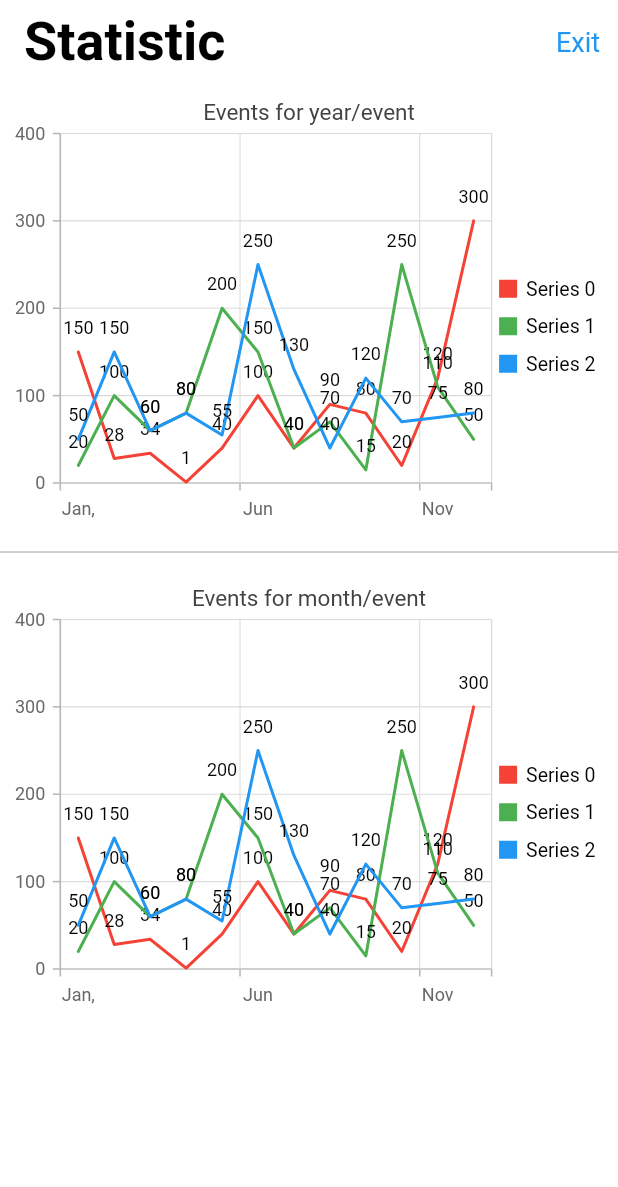
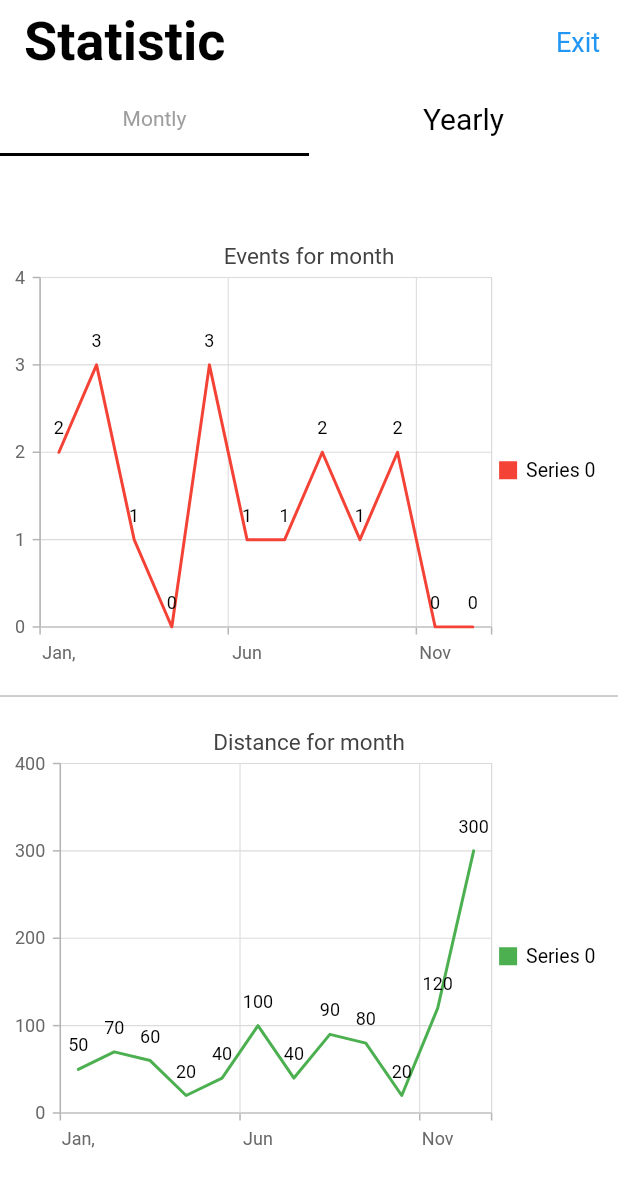
Before and after one commit to somkiat-punnok/long-life-burning, a Flutter app: the StatisticPage screen opened directly, on a phone screen of 412 x 824 dp. Shown: the top 1187 px of the screen. Run offline on Flutter 3.47's test engine with Material 2 defaults, Android fonts, the phone set to English and light mode, and no system bars; our stand-ins replace cloud_firestore, firebase_auth, flutter_local_notifications, geolocator, google_maps_flutter, location and 6 more; missing offline and left inert: fit_kit, google_maps_webservice, pedantic; accounts and stored records are empty; statements that could not run were skipped.

```diff
--- a/lib/pages/group/create_group.dart
+++ b/lib/pages/group/create_group.dart
@@ -2,7 +2,6 @@
 import 'package:cloud_firestore/cloud_firestore.dart';
 import 'package:flutter/cupertino.dart';
 import 'package:flutter/material.dart';
-import 'package:intl/intl.dart';
 import 'package:long_life_burning/utils/providers/all.dart' show Provider, UserProvider;
 import 'package:long_life_burning/utils/helper/constants.dart'
     show GROUP_CATEGORIES, SizeConfig;
--- a/lib/pages/group/group_page.dart
+++ b/lib/pages/group/group_page.dart
@@ -1,8 +1,7 @@
-
-import 'dart:async';
 
 import 'package:cloud_firestore/cloud_firestore.dart';
 import 'package:flutter/material.dart';
+import 'package:flutter_local_notifications/flutter_local_notifications.dart';
 import 'package:long_life_burning/utils/providers/all.dart' show Provider, UserProvider;
 import './create_group.dart';
 import './detail.dart';
@@ -103,6 +102,7 @@ class ListData extends StatefulWidget {
 }
 
 class _ListDataState extends State<ListData> with TickerProviderStateMixin {
+   final notifications = FlutterLocalNotificationsPlugin();
   @override
   Widget build(BuildContext context) {
     final UserProvider userProvider = Provider.of<UserProvider>(context);
@@ -219,6 +219,7 @@ class _ListDataState extends State<ListData> with TickerProviderStateMixin {
                 (widget.data.location ?? "",style: Theme.of(context).textTheme.subtitle,
               textAlign:TextAlign.start
               ),
+
             ],
           ),
         ),
--- a/lib/pages/menu/statistic_page.dart
+++ b/lib/pages/menu/statistic_page.dart
@@ -1,10 +1,8 @@
 import 'package:cloud_firestore/cloud_firestore.dart';
 import 'package:firebase_auth/firebase_auth.dart';
 import 'package:flutter/cupertino.dart';
-import 'package:flutter/gestures.dart';
 import 'package:flutter/material.dart';
 
-import 'package:charts_flutter/flutter.dart' as charts;
 import 'package:syncfusion_flutter_charts/charts.dart';
 
 class StatisticPage extends StatefulWidget {
@@ -13,11 +11,7 @@ class StatisticPage extends StatefulWidget {
 
   @override
   _StatisticPageState createState() => _StatisticPageState();
-  static Widget giveCenter(String yourText){
-  return Center(
-    child: Text("Text: $yourText",style: TextStyle(color: Colors.blue,fontSize: 20.0),),
-  );
-}
+
 }
 
 class DataEvent {
@@ -28,6 +22,7 @@ class DataEvent {
       return false;
     }
   }
+
   getData() async {
     Firestore.instance.collection('users').document().collection('events').document().snapshots();
      builder: (_, snapshot) {
@@ -38,12 +33,140 @@ class DataEvent {
   }
 }
 
+class _StatisticPageState extends State<StatisticPage> {
+List<Widget> charts = [Center(
+          child:SingleChildScrollView(
+          child:Column(
+            children:<Widget>[
+        Container(
+        child: SfCartesianChart(
+          primaryXAxis: CategoryAxis(),
+          title: ChartTitle(text: 'Events for month'),
+          legend: Legend(isVisible: true),
+          series: <LineSeries<EventData, String>>[
+            LineSeries<EventData, String>(
+               color: Colors.red,
+              dataSource: [
+                EventData('Jan,', 2),
+                EventData('Feb', 3),
+                EventData('Mar', 1),
+                EventData('Apr', 0),
+                EventData('May', 3),
+                EventData('Jun', 1),
+                EventData('Jul', 1),
+                EventData('Aug', 2),
+                EventData('Sep', 1),
+                EventData('Oct', 2),
+                EventData('Nov', 0),
+                EventData('Dec', 0),
+              ],
+              xValueMapper: (EventData events, _) => events.year,
+              yValueMapper: (EventData events, _) => events.clories,
+              dataLabelSettings: DataLabelSettings(isVisible: true)
+            ),
+          ]
+        ),
 
-class _StatisticPageState extends State<StatisticPage> {
+      ),
+      Divider(height: 24.0,),
+
+        Container(
+        child: SfCartesianChart(
+          primaryXAxis: CategoryAxis(),
+          title: ChartTitle(text: 'Distance for month'),
+          legend: Legend(isVisible: true),
+          series: <LineSeries<EventData, String>>[
+            LineSeries<EventData, String>(
+               color: Colors.green,
+              dataSource: [
+                EventData('Jan,', 50),
+                EventData('Feb', 70),
+                EventData('Mar', 60),
+                EventData('Apr', 20),
+                EventData('May', 40),
+                EventData('Jun', 100),
+                EventData('Jul', 40),
+                EventData('Aug', 90),
+                EventData('Sep', 80),
+                EventData('Oct', 20),
+                EventData('Nov', 120),
+                EventData('Dec', 300),
+              ],
+              xValueMapper: (EventData events, _) => events.year,
+              yValueMapper: (EventData events, _) => events.clories,
+              dataLabelSettings: DataLabelSettings(isVisible: true)
+            ),
+          ]
+        ),
+            ),
+            ]
+          )
+        )
+        ),
+
+   Center(
+          child:SingleChildScrollView(
+          child:Column(
+            children:<Widget>[
+        Container(
+        child: SfCartesianChart(
+          primaryXAxis: CategoryAxis(),
+          title: ChartTitle(text: 'Events for years'),
+          legend: Legend(isVisible: true),
+          series: <LineSeries<EventData, String>>[
+            LineSeries<EventData, String>(
+               color: Colors.red,
+              dataSource: [
+                EventData('2015,', 10),
+                EventData('2016', 12),
+                EventData('2017', 14),
+                EventData('2018', 20),
+                EventData('2019', 30),
+
+              ],
+              xValueMapper: (EventData events, _) => events.year,
+              yValueMapper: (EventData events, _) => events.clories,
+              dataLabelSettings: DataLabelSettings(isVisible: true)
+            ),
+          ]
+        ),
+
+      ),
+      Divider(height: 24.0,),
+
+        Container(
+        child: SfCartesianChart(
+          primaryXAxis: CategoryAxis(),
+          title: ChartTitle(text: 'Distance for years'),
+          legend: Legend(isVisible: true),
+          series: <LineSeries<EventData, String>>[
+            LineSeries<EventData, String>(
+               color: Colors.blue,
+              dataSource: [
+                EventData('2015,', 5000),
+                EventData('2016', 2000),
+                EventData('2017', 1500),
+                EventData('2018', 1450),
+                EventData('2019', 1600),
+              ],
+              xValueMapper: (EventData events, _) => events.year,
+              yValueMapper: (EventData events, _) => events.clories,
+              dataLabelSettings: DataLabelSettings(isVisible: true)
+            ),
+          ]
+        ),
+            ),
+            ]
+          )
+        )
+        ),
+];
+
   @override
   Widget build(BuildContext context) {
-     return Scaffold(
-
+    return DefaultTabController(
+      length:2,
+     child: Scaffold(
        resizeToAvoidBottomInset: false,
        resizeToAvoidBottomPadding: false,
        backgroundColor: Colors.white,
@@ -52,13 +175,25 @@ class _StatisticPageState extends State<StatisticPage> {
          centerTitle: false,
          brightness: Brightness.light,
          backgroundColor: Colors.white,
-        title: Text(
-          'Statistic',
+         title: Text('Statistic',
          style: TextStyle(
            color: Colors.black,
            fontSize: 36.0,
            fontWeight: FontWeight.bold,
+         ),),
+         bottom: TabBar(
+           indicatorColor: Colors.black,
+           labelColor: Colors.grey,
+           unselectedLabelColor: Colors.black,
+           unselectedLabelStyle: TextStyle(fontSize: 20.0),
+           tabs: <Widget>[
+             Tab(
+               text: 'Montly',
              ),
+             Tab(
+               text: 'Yearly',
+             )
+           ],
          ),
          actions: <Widget>[
           GestureDetector(
@@ -78,165 +213,15 @@ class _StatisticPageState extends State<StatisticPage> {
               ),
             ),
           ),
-
          ],
        ),
-        body:
-        Container(
-          child:SingleChildScrollView(
-          child:Column(
-            children:<Widget>[
-        Container(
-        child: SfCartesianChart(
-          primaryXAxis: CategoryAxis(),
-          title: ChartTitle(text: 'Events for year/event'),
-          legend: Legend(isVisible: true),
-          series: <LineSeries<EventData, String>>[
-            LineSeries<EventData, String>(
-               color: Colors.red,
-              dataSource: [
-                EventData('Jan,', 150),
-                EventData('Feb', 28),
-                EventData('Mar', 34),
-                EventData('Apr', 1),
-                EventData('May', 40),
-                EventData('Jun', 100),
-                EventData('Jul', 40),
-                EventData('Aug', 90),
-                EventData('Sep', 80),
-                EventData('Oct', 20),
-                EventData('Nov', 120),
-                EventData('Dec', 300),
-              ],
-              xValueMapper: (EventData events, _) => events.year,
-              yValueMapper: (EventData events, _) => events.clories,
-              dataLabelSettings: DataLabelSettings(isVisible: true)
+       body: TabBarView(
+         children: charts,
        ),
-             LineSeries<EventData, String>(
-               color: Colors.green,
-              dataSource: [
-                EventData('Jan,', 20),
-                EventData('Feb', 100),
-                EventData('Mar', 60),
-                EventData('Apr', 80),
-                EventData('May', 200),
-                EventData('Jun', 150),
-                EventData('Jul', 40),
-                EventData('Aug', 70),
-                EventData('Sep', 15),
-                EventData('Oct', 250),
-                EventData('Nov', 110),
-                EventData('Dec', 50),
-              ],
-              xValueMapper: (EventData events, _) => events.year,
-              yValueMapper: (EventData events, _) => events.clories,
-              dataLabelSettings: DataLabelSettings(isVisible: true)
-            ),
-             LineSeries<EventData, String>(
-                color: Colors.blue,
-              dataSource: [
-                EventData('Jan,', 50),
-                EventData('Feb', 150),
-                EventData('Mar', 60),
-                EventData('Apr', 80),
-                EventData('May', 55),
-                EventData('Jun', 250),
-                EventData('Jul', 130),
-                EventData('Aug', 40),
-                EventData('Sep', 120),
-                EventData('Oct', 70),
-                EventData('Nov', 75),
-                EventData('Dec', 80),
-              ],
-              xValueMapper: (EventData events, _) => events.year,
-              yValueMapper: (EventData events, _) => events.clories,
-              dataLabelSettings: DataLabelSettings(isVisible: true)
       )
-          ]
-        ),
-
-      ),
-      Divider(height: 24.0,),
-
-        Container(
-        child: SfCartesianChart(
-          primaryXAxis: CategoryAxis(),
-          title: ChartTitle(text: 'Events for month/event'),
-          legend: Legend(isVisible: true),
-          series: <LineSeries<EventData, String>>[
-            LineSeries<EventData, String>(
-               color: Colors.red,
-              dataSource: [
-                EventData('Jan,', 150),
-                EventData('Feb', 28),
-                EventData('Mar', 34),
-                EventData('Apr', 1),
-                EventData('May', 40),
-                EventData('Jun', 100),
-                EventData('Jul', 40),
-                EventData('Aug', 90),
-                EventData('Sep', 80),
-                EventData('Oct', 20),
-                EventData('Nov', 120),
-                EventData('Dec', 300),
-              ],
-              xValueMapper: (EventData events, _) => events.year,
-              yValueMapper: (EventData events, _) => events.clories,
-              dataLabelSettings: DataLabelSettings(isVisible: true)
-            ),
-             LineSeries<EventData, String>(
-               color: Colors.green,
-              dataSource: [
-                EventData('Jan,', 20),
-                EventData('Feb', 100),
-                EventData('Mar', 60),
-                EventData('Apr', 80),
-                EventData('May', 200),
-                EventData('Jun', 150),
-                EventData('Jul', 40),
-                EventData('Aug', 70),
-                EventData('Sep', 15),
-                EventData('Oct', 250),
-                EventData('Nov', 110),
-                EventData('Dec', 50),
-              ],
-              xValueMapper: (EventData events, _) => events.year,
-              yValueMapper: (EventData events, _) => events.clories,
-              dataLabelSettings: DataLabelSettings(isVisible: true)
-            ),
-             LineSeries<EventData, String>(
-                color: Colors.blue,
-              dataSource: [
-                EventData('Jan,', 50),
-                EventData('Feb', 150),
-                EventData('Mar', 60),
-                EventData('Apr', 80),
-                EventData('May', 55),
-                EventData('Jun', 250),
-                EventData('Jul', 130),
-                EventData('Aug', 40),
-                EventData('Sep', 120),
-                EventData('Oct', 70),
-                EventData('Nov', 75),
-                EventData('Dec', 80),
-              ],
-              xValueMapper: (EventData events, _) => events.year,
-              yValueMapper: (EventData events, _) => events.clories,
-              dataLabelSettings: DataLabelSettings(isVisible: true)
-            )
-          ]
-        ),
-      ),
-            ]
-          )
-        )
-        )
-
      );
-
   }
 }
-
 class EventData {
   EventData(this.year, this.clories);
   final String year;
```
Lines whose indentation alone changed are shown as unchanged.
